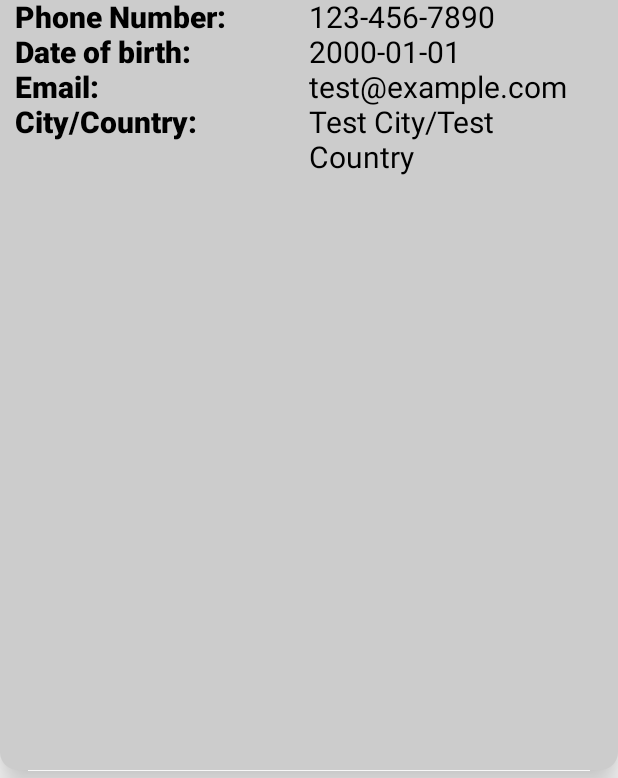
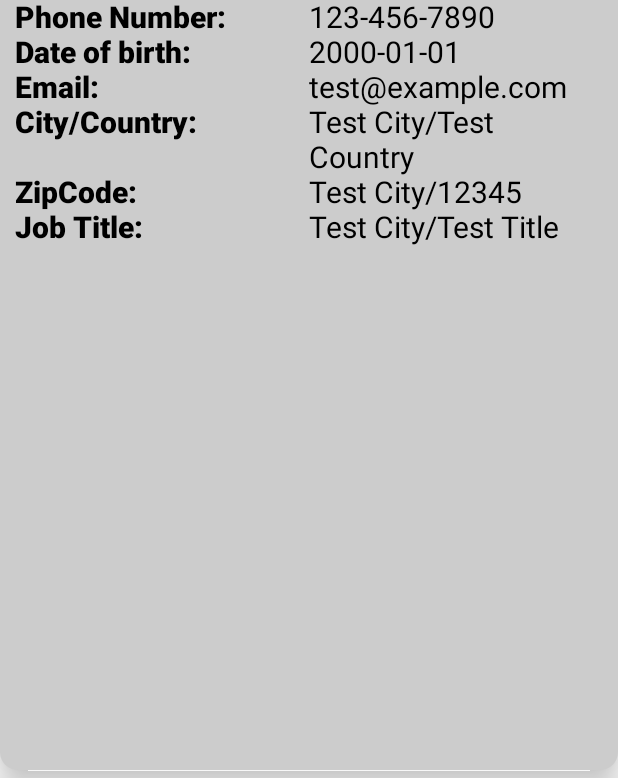
Before and after one commit to anshg0711/FetchingDetails, an Android app built with Jetpack Compose: the @Preview function DetailedContactViewPreview, on a phone screen of 412 x 824 dp, the part 458-1236 px from its top. Run offline under Robolectric (Android 15) with nearby library versions, the phone set to English and light mode, and no system bars; our stand-ins replace Room's generated code; network calls fail; pictures from the network do not load; 2 statements that could not run were skipped.

Commit message:
added more features in detailed contact card

```diff
--- a/app/src/main/java/com/example/fetchingdetails/view/DetailedContactView.kt
+++ b/app/src/main/java/com/example/fetchingdetails/view/DetailedContactView.kt
@@ -118,6 +118,28 @@ fun DetailedContactView (contact:Contact, onClick: () -> Unit) {
                     text = "${contact.address.city}/${contact.address.country}"
                 )
             }
+            Row {
+                Text(
+                    fontSize = 20.sp,modifier = Modifier.weight(1F),
+                    fontWeight = FontWeight(1000),
+                    text = "ZipCode: "
+                )
+                Text(
+                    fontSize = 20.sp,modifier = Modifier.weight(1F),
+                    text = "${contact.address.city}/${contact.address.zip_code}"
+                )
+            }
+            Row {
+                Text(
+                    fontSize = 20.sp,modifier = Modifier.weight(1F),
+                    fontWeight = FontWeight(1000),
+                    text = "Job Title: "
+                )
+                Text(
+                    fontSize = 20.sp,modifier = Modifier.weight(1F),
+                    text = "${contact.address.city}/${contact.employment.title}"
+                )
+            }
 
 
         }
```
